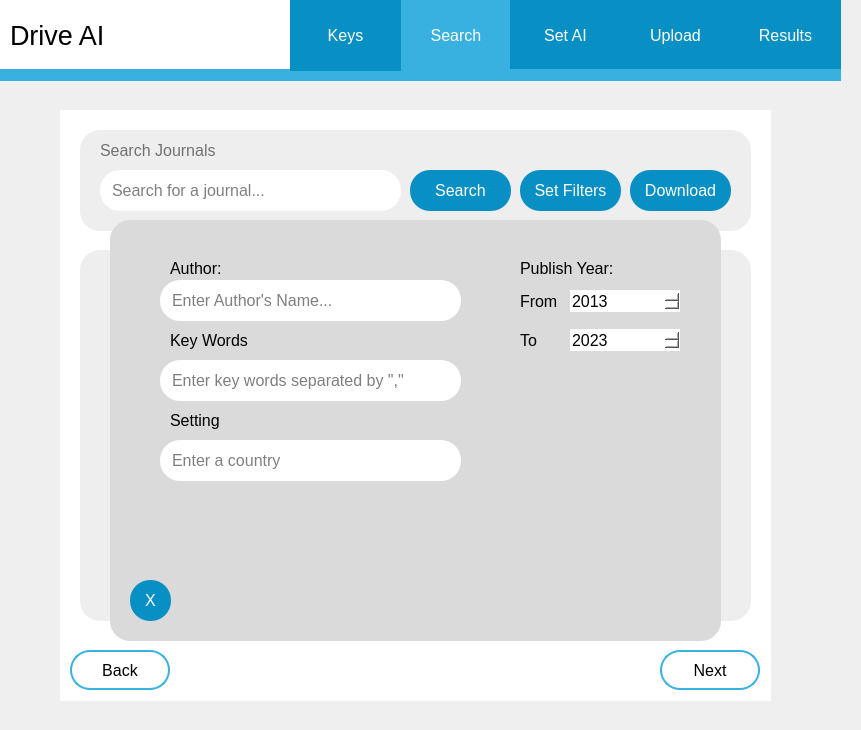
The window that src/modules/GUI/GUI.ui (Semuca/road-safety-scanner) describes before a commit, drawn with Qt 5.
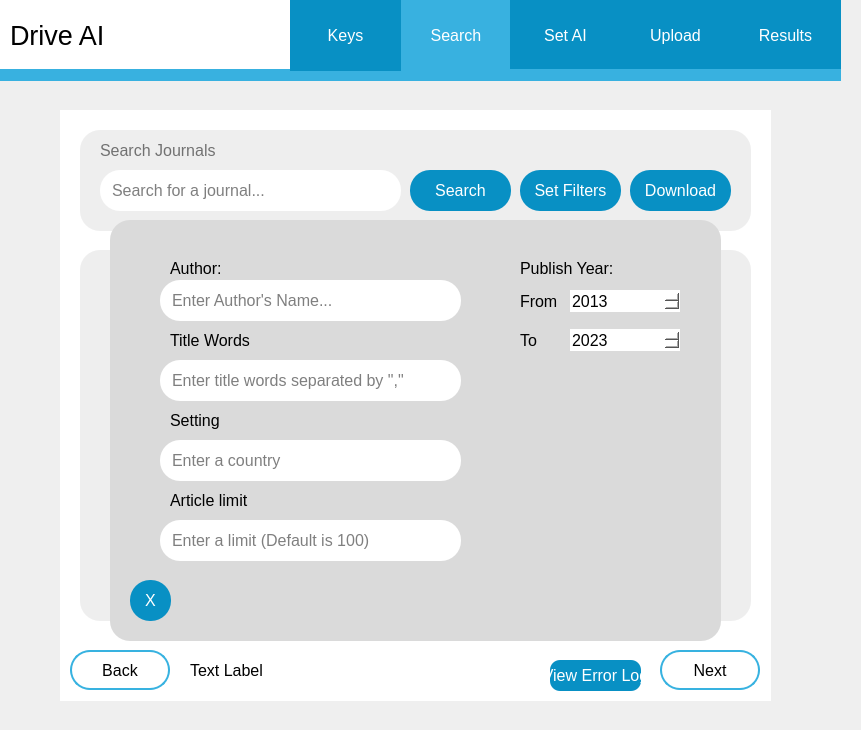
The same window after the commit. The open tabs and pages were chosen to show the change.

Commit message: feat(GUI) implemented article limit optinon, article counter, adjusted  default values for the publish date, replaced key word search with title search

```diff
--- a/src/modules/GUI/GUI.ui
+++ b/src/modules/GUI/GUI.ui
@@ -533,7 +533,7 @@
        <string notr="true">font: 700 12pt;</string>
       </property>
       <property name="text">
-       <string>Key Words</string>
+       <string>Title Words</string>
       </property>
      </widget>
      <widget class="QLineEdit" name="authorName">
@@ -616,7 +616,7 @@
        <string/>
       </property>
       <property name="placeholderText">
-       <string>Enter key words separated by &quot;,&quot;</string>
+       <string>Enter title words separated by &quot;,&quot;</string>
       </property>
      </widget>
      <widget class="QLineEdit" name="setting">
@@ -755,6 +755,47 @@
        <string>To</string>
       </property>
      </widget>
+     <widget class="QLineEdit" name="articleLimit">
+      <property name="geometry">
+       <rect>
+        <x>50</x>
+        <y>300</y>
+        <width>301</width>
+        <height>41</height>
+       </rect>
+      </property>
+      <property name="styleSheet">
+       <string notr="true">QLineEdit{
+	background-color: rgb(255, 255, 255);
+	font: 12pt;
+	padding-left: 10px;
+	border-radius: 20px;  
+}
+</string>
+      </property>
+      <property name="text">
+       <string/>
+      </property>
+      <property name="placeholderText">
+       <string>Enter a limit (Default is 100)</string>
+      </property>
+     </widget>
+     <widget class="QLabel" name="articleLimitLabel">
+      <property name="geometry">
+       <rect>
+        <x>60</x>
+        <y>270</y>
+        <width>81</width>
+        <height>21</height>
+       </rect>
+      </property>
+      <property name="styleSheet">
+       <string notr="true">font: 700 12pt;</string>
+      </property>
+      <property name="text">
+       <string>Article limit</string>
+      </property>
+     </widget>
     </widget>
     <widget class="QWidget" name="uploadJournal_2" native="true">
      <property name="geometry">
@@ -1000,6 +1041,47 @@
       </column>
      </widget>
     </widget>
+    <widget class="QLabel" name="statusLabel">
+     <property name="enabled">
+      <bool>false</bool>
+     </property>
+     <property name="geometry">
+      <rect>
+       <x>130</x>
+       <y>545</y>
+       <width>331</width>
+       <height>31</height>
+      </rect>
+     </property>
+     <property name="text">
+      <string>Text Label</string>
+     </property>
+    </widget>
+    <widget class="QPushButton" name="viewLogButton">
+     <property name="enabled">
+      <bool>false</bool>
+     </property>
+     <property name="geometry">
+      <rect>
+       <x>490</x>
+       <y>550</y>
+       <width>91</width>
+       <height>31</height>
+      </rect>
+     </property>
+     <property name="styleSheet">
+      <string notr="true">QPushButton{
+	color:white;
+	border-radius:10px;
+	font: 700 10pt;
+	background-color: rgb(8, 144, 196);
+}
+</string>
+     </property>
+     <property name="text">
+      <string>View Error Log</string>
+     </property>
+    </widget>
     <zorder>uploadJournal_2</zorder>
     <zorder>results</zorder>
     <zorder>setFiltersPage</zorder>
```
Left out of the diff: 20 changed lines with no effect on the pictures. The commit also changes 4 other files.
